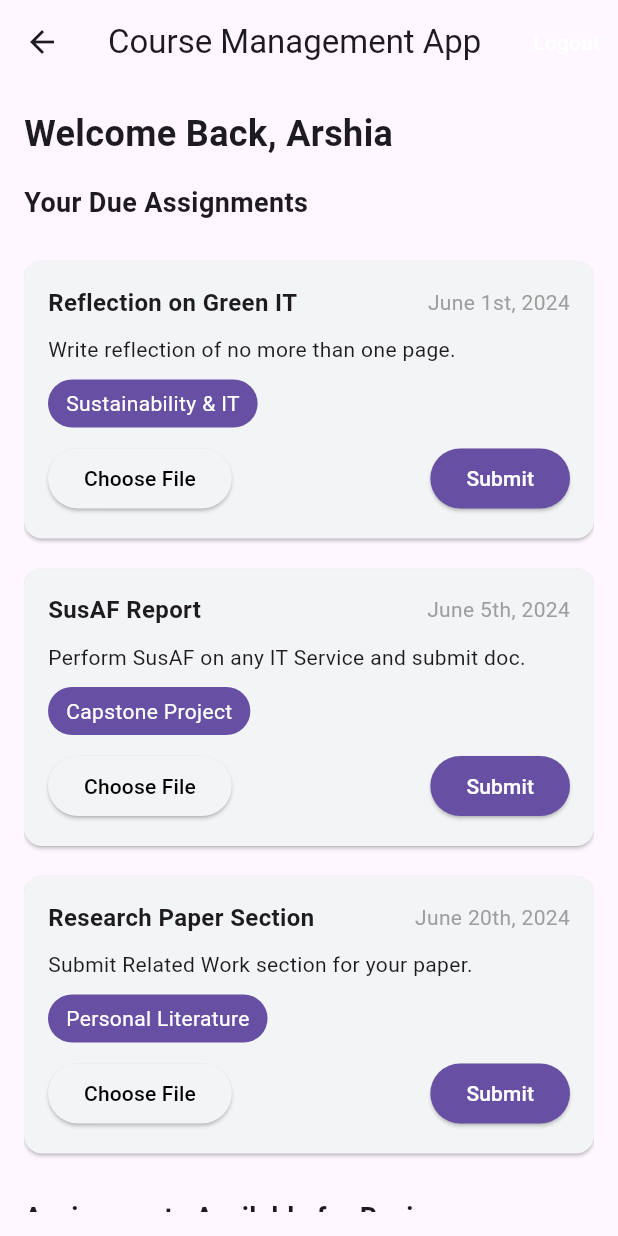
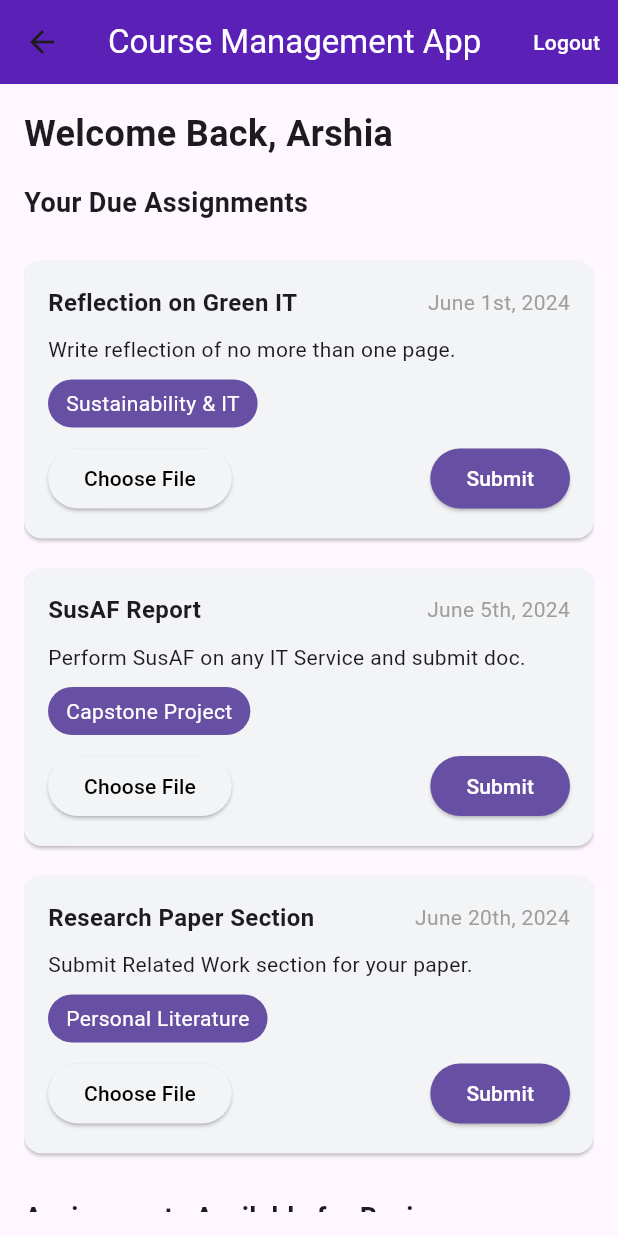
Before and after one commit to ArshiaSaleem/Flutter_App, a Flutter app: the screen it shows after launch, after a tap on "Login as Student", on a phone screen of 412 x 824 dp. Run offline on Flutter 3.47's test engine with Material 3 defaults, Android fonts, the phone set to English and light mode, and no system bars; our stand-ins replace file_picker.

Commit message:
Fixed colors

```diff
--- a/lib/main.dart
+++ b/lib/main.dart
@@ -10,7 +10,12 @@ class CourseManagementApp extends StatelessWidget {
     return MaterialApp(
       home: Scaffold(
         appBar: AppBar(
-          title: Text('Course Management App'),
+          backgroundColor: Color(0xFF5B21B6),
+          title: Text('Course Management App', style: TextStyle(
+            color: Colors.white
+          ),),
+
+
         ),
         body: LoginScreen(),
       ),
--- a/lib/review_assignment_screen.dart
+++ b/lib/review_assignment_screen.dart
@@ -11,7 +11,9 @@ class ReviewAssignmentScreen extends StatelessWidget {
     return Scaffold(
       appBar: AppBar(
         title: Text('Review Your Peer\'s Assignment'),
-        backgroundColor: Colors.purple,
+        backgroundColor: Color(0xFF5B21B6),
+        foregroundColor: Colors.white,
+
       ),
       body: Padding(
         padding: const EdgeInsets.all(16.0),
@@ -65,7 +67,7 @@ class ReviewFileCard extends StatelessWidget {
               },
               child: Text('Add Your Review'),
               style: ElevatedButton.styleFrom(
-                backgroundColor: Colors.purple,
+                backgroundColor: Color(0xFF5B21B6),
                 foregroundColor: Colors.white,
               ),
             ),
--- a/lib/student_screen.dart
+++ b/lib/student_screen.dart
@@ -9,13 +9,14 @@ void main() {
     theme: ThemeData(
       colorScheme: ColorScheme.fromSwatch().copyWith(
         primary: Color(0xFF5B21B6),
-        secondary: Color(0xFF03DAC5),
+        secondary: Color(0xFFFFFFFF),
         surface: Color(0xFFFFFFFF),
         onPrimary: Colors.white,
       ),
       scaffoldBackgroundColor: const Color(0xFFFFFFFF),
       appBarTheme: AppBarTheme(
         color: Color(0xFF5B21B6),
+        backgroundColor: Colors.yellow
       ),
       textButtonTheme: TextButtonThemeData(
         style: TextButton.styleFrom(foregroundColor: Color(0xFF5B21B6)),
@@ -48,7 +49,10 @@ class StudentScreen extends StatelessWidget {
   Widget build(BuildContext context) {
     return Scaffold(
       appBar: AppBar(
-        title: Text('Course Management App'),
+          title: Text('Course Management App', style: TextStyle(
+              color: Colors.white
+          ),),
+          backgroundColor: Color(0xFF5B21B6),
         actions: [
           TextButton(
             onPressed: () {
--- a/lib/widgets/peer_reviews_dialog.dart
+++ b/lib/widgets/peer_reviews_dialog.dart
@@ -42,6 +42,7 @@ class PeerReviewsDialog extends StatelessWidget {
             SizedBox(height: 10),
             ...reviews.map((review) {
               return Card(
+                color: Color(0xFFF3F4F6),  // Set the card background color
                 margin: EdgeInsets.symmetric(vertical: 5),
                 child: Padding(
                   padding: const EdgeInsets.all(10.0),
```
Also changed, not shown: lib/widgets/review_dialog.dart (+4 -3 lines).
